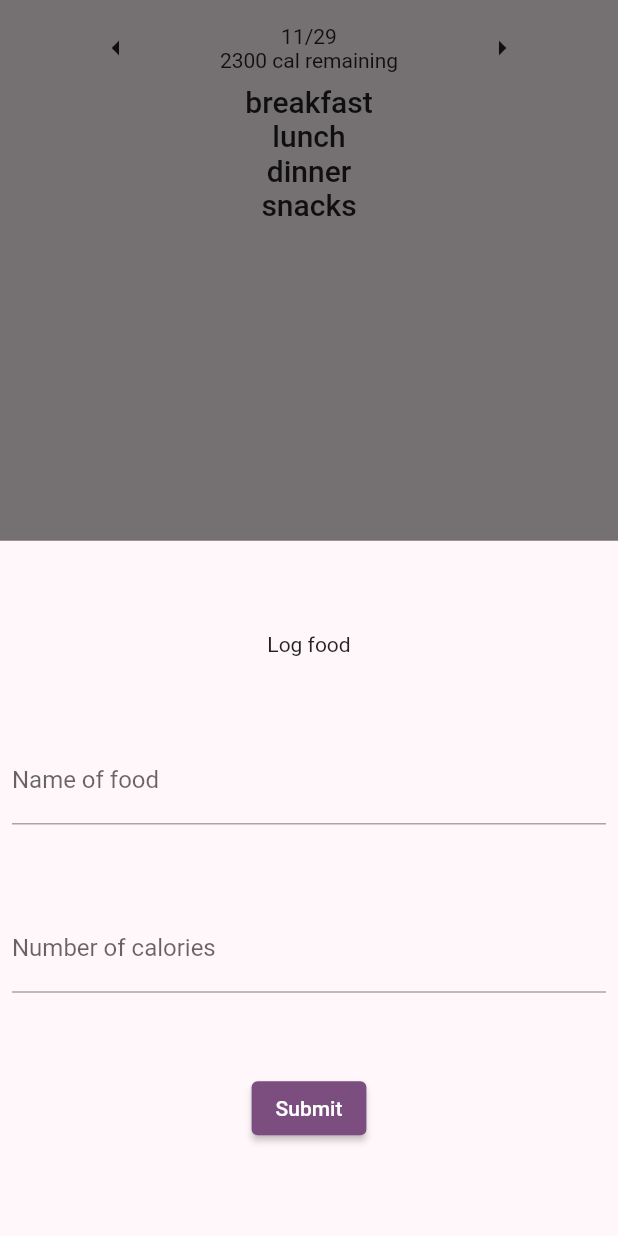
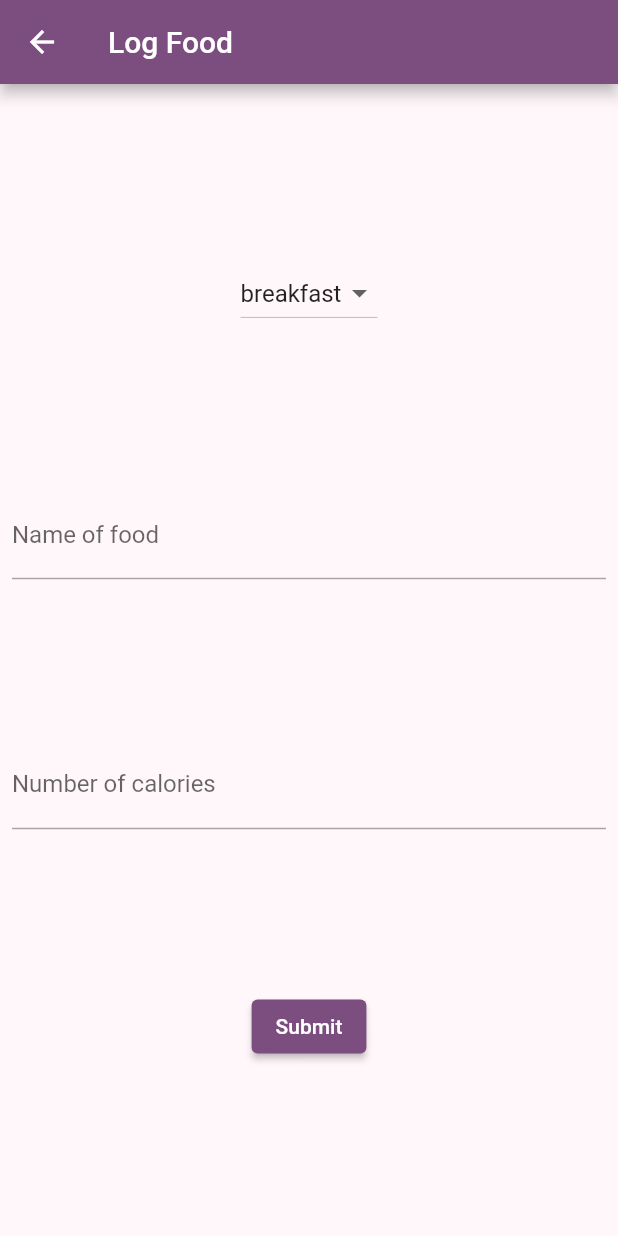
Before and after one commit to apfox500/Perfect-Plate, a Flutter app: the screen it shows after launch, after a tap on the "add" icon, on a phone screen of 412 x 824 dp. Run offline on Flutter 3.47's test engine with Material 2 defaults, Android fonts, the phone set to English and light mode, and no system bars; drawn by our look-alikes of percent_indicator; our stand-ins replace page_transition.

Commit message:
ui improvements and log_page

```diff
--- a/perfect_plate/lib/home.dart
+++ b/perfect_plate/lib/home.dart
@@ -1,14 +1,12 @@
-import 'dart:convert';
-
 import 'package:flutter/material.dart';
-import 'package:http/http.dart' as http;
+import 'package:page_transition/page_transition.dart';
+import 'package:perfect_plate/log_page.dart';
+import 'package:percent_indicator/percent_indicator.dart';
 
 import 'bottom_buttons.dart';
-import 'food.dart';
 import 'global.dart';
 
 class HomePage extends StatefulWidget {
-
   final Global global;
   const HomePage(this.global, {Key? key}) : super(key: key);
   @override
@@ -25,40 +23,78 @@ class _HomePageState extends State<HomePage> {
     return Scaffold(
       resizeToAvoidBottomInset: false,
       bottomNavigationBar: FooterButtons(global, page: "Home"),
-      body: Padding(
+      body: SafeArea(
+        child: Padding(
           padding: const EdgeInsets.all(8.0),
           child: Center(
             child: Column(
               mainAxisAlignment: MainAxisAlignment.start,
               children: <Widget>[
+                //Text("${global.calories[global.currentDate]![0]} calories eaten"),
                 Row(
                   mainAxisAlignment: MainAxisAlignment.spaceEvenly,
+                  children: [
+                    Text(
+                      "${global.calories[global.currentDate]![1] - global.calories[global.currentDate]![0]}\ncalories\nremaining",
+                      textAlign: TextAlign.center,
+                    ),
+                    CircularPercentIndicator(
+                      radius: 50,
+                      percent: global.calories[global.currentDate]![0] / global.calories[global.currentDate]![1],
+                      center: Text("${global.calories[global.currentDate]![0]}"),
+                      footer: const Text("Calories Eaten"),
+                    ),
+                    const Text(
+                      "__\ncalories\nburned",
+                      textAlign: TextAlign.center,
+                    ),
+                  ],
+                ),
+                SizedBox(
+                  height: 10,
+                ),
+                Row(
+                  mainAxisAlignment: MainAxisAlignment.spaceEvenly,
+                  children: [
+                    CircularPercentIndicator(
+                      radius: 15,
+                      footer: const Text("Carbs"),
+                      lineWidth: 3,
+                    ),
+                    CircularPercentIndicator(
+                      radius: 15,
+                      lineWidth: 3,
+                      footer: const Text("Protein"),
+                    ),
+                    CircularPercentIndicator(
+                      radius: 15,
+                      lineWidth: 3,
+                      footer: const Text("Fat"),
+                    ),
+                  ],
+                ),
+                Row(
+                  mainAxisAlignment: MainAxisAlignment.spaceBetween,
                   children: [
                     IconButton(
                       onPressed: () {},
                       icon: const Icon(
-                      Icons.arrow_left,
+                        Icons.navigate_before_rounded,
                       ),
                     ),
-                  Column(
-                    children: [
                     Text(
                       global.currentDate,
-                      ),
-                      Text(
-                          "${global.calories[global.currentDate]![1] - global.calories[global.currentDate]![0]} cal remaining")
-                    ],
                     ),
                     IconButton(
                       onPressed: () {},
                       icon: const Icon(
-                      Icons.arrow_right,
+                        Icons.navigate_next_rounded,
                       ),
                     ),
                   ],
                 ),
                 SizedBox(
-                height: MediaQuery.of(context).size.height * .7,
+                  height: MediaQuery.of(context).size.height * .6,
                   width: MediaQuery.of(context).size.width * .9,
                   child: ListView.builder(
                       itemCount: meals.keys.length,
@@ -88,68 +124,19 @@ class _HomePageState extends State<HomePage> {
             ),
           ),
         ),
+      ),
       floatingActionButton: FloatingActionButton(
         onPressed: () {
-          final nameController = TextEditingController();
-          final calController = TextEditingController();
-          showModalBottomSheet(
-              context: context,
-              builder: (context) {
-                return Padding(
-                  padding: EdgeInsets.all(8),
-                  child: Column(
-                    mainAxisAlignment: MainAxisAlignment.spaceEvenly,
-                    children: [
-                      const Text("Log food"),
-                      //TODO add in meal selection(DropDownButton?)
-                      TextField(
-                        controller: nameController,
-                        decoration: const InputDecoration(
-                          label: Text("Name of food"),
-                          hintText: "ex. carrots",
+          Navigator.push(
+            context,
+            PageTransition(
+              child: LogPage(global),
+              type: PageTransitionType.bottomToTop,
             ),
-                        onSubmitted: (nameFood) {
-                          addFood(nameFood, int.parse(calController.text), meals, global);
-                          Navigator.pop(context);
-
-                          setState(() {});
-                        },
-                      ),
-                      //Calories text field
-                      TextField(
-                          controller: calController,
-                          decoration: const InputDecoration(
-                            label: Text("Number of calories"),
-                            hintText: "ex. 70",
-                          ),
-                          onSubmitted: (numCals) {
-                            addFood(nameController.text, int.parse(numCals), meals, global);
-                            //global.calories += int.parse(numCals);
-                            Navigator.pop(context);
-                            setState(() {});
-                          }),
-                      //TODO: add in the three macro nutrients(carbs, fats, and proteins)
-                      //Submit button
-                      ElevatedButton(
-                        onPressed: () {
-                          addFood(nameController.text, int.parse(calController.text), meals, global);
-                        },
-                        child: const Text("Submit"),
-                      )
-                    ],
-                  ),
-
           );
-              });
         },
         child: const Icon(Icons.add),
       ),
     );
   }
 }
-
-//actual function to add the food to the log
-void addFood(String name, int calories, Map<String, List<dynamic>> meals, Global global) {
-  meals["breakfast"]!.add([name, calories]);
-  global.calories[global.currentDate]![0] += calories;
-}
--- /dev/null
+++ b/perfect_plate/lib/log_page.dart
@@ -0,0 +1,100 @@
+import 'package:flutter/material.dart';
+import 'package:page_transition/page_transition.dart';
+import 'package:perfect_plate/home.dart';
+
+import 'global.dart';
+
+class LogPage extends StatefulWidget {
+  const LogPage(this.global, {super.key, this.meal});
+  final Global global;
+  final String? meal;
+  @override
+  State<LogPage> createState() => _LogPageState();
+}
+
+class _LogPageState extends State<LogPage> {
+  String mealValue = "breakfast";
+  final nameController = TextEditingController();
+  final calController = TextEditingController();
+
+  @override
+  Widget build(BuildContext context) {
+    Global global = widget.global;
+    //meal:[[food1 name, food1 calories], [food2 name, food2 calories]]
+    Map<String, List<dynamic>> meals = global.calories[global.currentDate]![2] as Map<String, List<dynamic>>;
+    List<String> mealNames = meals.keys.toList();
+
+    return Scaffold(
+      appBar: AppBar(
+        title: const Text("Log Food"),
+      ),
+      body: SafeArea(
+        child: Padding(
+          padding: const EdgeInsets.all(8),
+          child: Column(
+            mainAxisAlignment: MainAxisAlignment.spaceEvenly,
+            children: [
+              //const Text("Log food"),
+              //Dropdown to select the meal
+              DropdownButton(
+                  value: mealValue,
+                  items: mealNames.map((e) {
+                    return DropdownMenuItem<String>(
+                      value: e,
+                      child: Text(e),
+                    );
+                  }).toList(),
+                  onChanged: (String? value) {
+                    setState(() {
+                      mealValue = value!;
+                    });
+                  }),
+              TextField(
+                controller: nameController,
+                decoration: const InputDecoration(
+                  label: Text("Name of food"),
+                  hintText: "ex. carrots",
+                ),
+                onSubmitted: (nameFood) {
+                  addFood(meals, global);
+                },
+              ),
+              //Calories text field
+              TextField(
+                  controller: calController,
+                  decoration: const InputDecoration(
+                    label: Text("Number of calories"),
+                    hintText: "ex. 70",
+                  ),
+                  onSubmitted: (numCals) {
+                    addFood(meals, global);
+                  }),
+              //TODO: add in the three macro nutrients(carbs, fats, and proteins)
+              //Submit button
+              ElevatedButton(
+                onPressed: () {
+                  addFood(meals, global);
+                },
+                child: const Text("Submit"),
+              )
+            ],
+          ),
+        ),
+      ),
+    );
+  }
+
+  //actual function to add the food to the log
+  void addFood(Map<String, List<dynamic>> meals, Global global) {
+    meals[mealValue]!.add([nameController.text, int.parse(calController.text)]);
+    global.calories[global.currentDate]![0] += int.parse(calController.text);
+    setState(() {});
+    Navigator.push(
+      context,
+      PageTransition(
+        child: HomePage(global),
+        type: PageTransitionType.fade,
+      ),
+    );
+  }
+}
--- a/perfect_plate/pubspec.yaml
+++ b/perfect_plate/pubspec.yaml
@@ -36,6 +36,7 @@ dependencies:
   cupertino_icons: ^1.0.2
   page_transition: ^2.0.5
   http: ^0.13.5
+  percent_indicator: ^4.0.1
 
 
 dev_dependencies:
```
Also changed, not shown: perfect_plate/pubspec.lock, 2 other files. Lines whose indentation alone changed are shown as unchanged.
